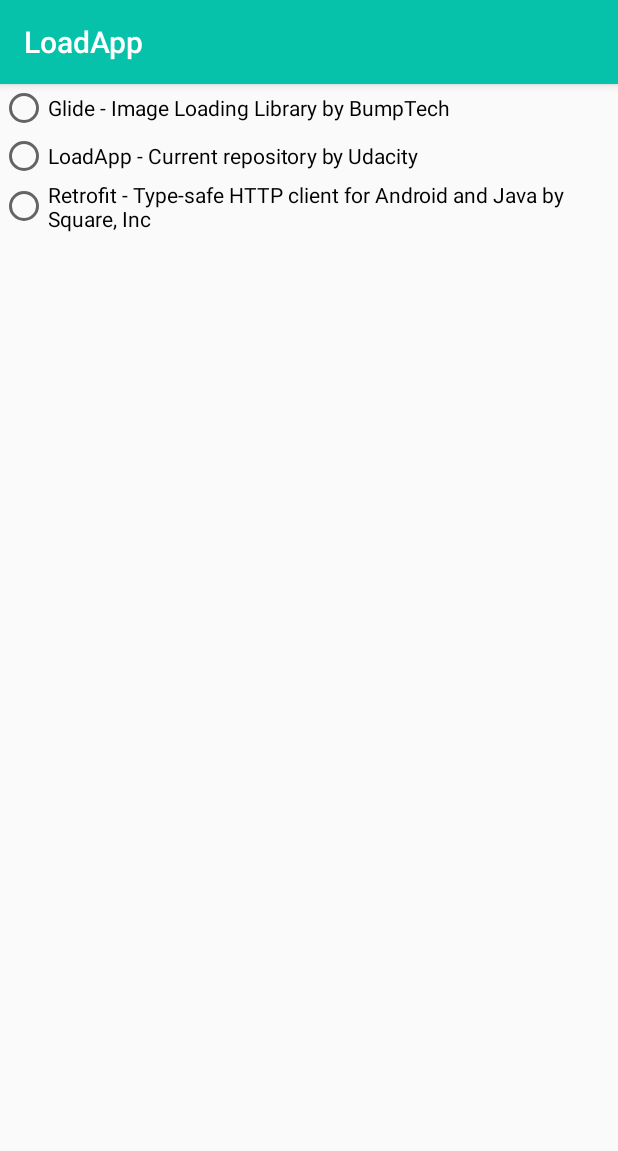
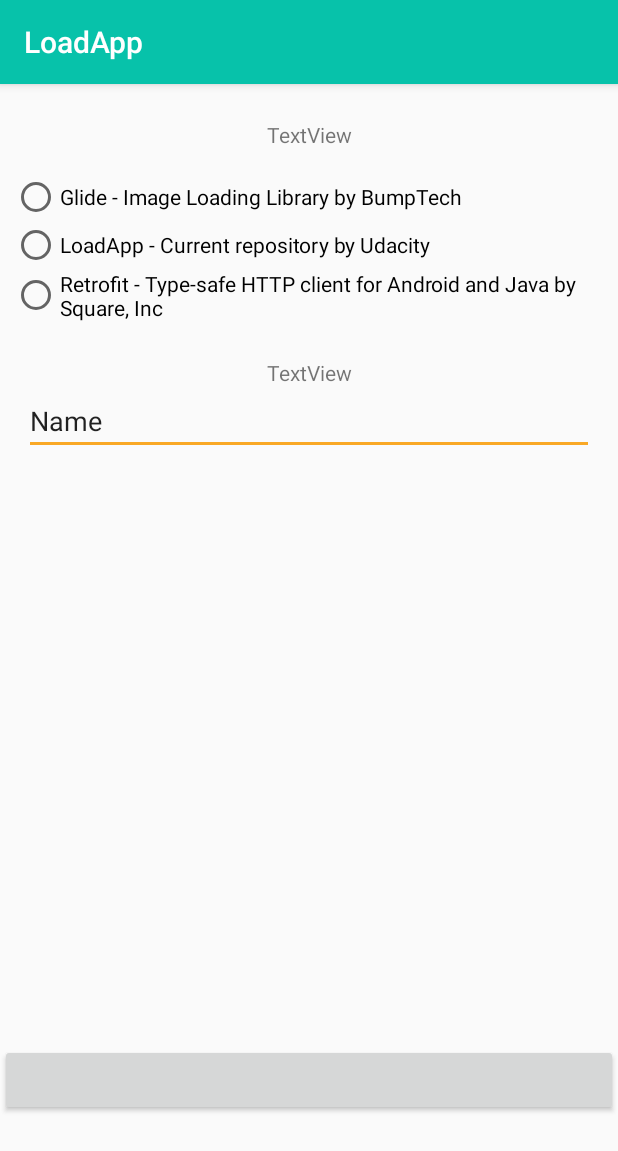
Before and after one commit to FAdiGabriele/thirdUdacityProject, an Android app: the screen it shows after launch (MainActivity), after a tap on an icon or button, on a phone screen of 412 x 824 dp. Shown: the top 1151 px of the screen. Run offline under Robolectric (Android 15) with nearby library versions, the phone set to English and light mode, and no system bars; our stand-ins replace data binding.

Commit message:
working on download

```diff
--- a/app/src/main/java/com/udacity/MainActivity.kt
+++ b/app/src/main/java/com/udacity/MainActivity.kt
@@ -9,10 +9,19 @@ import android.content.Intent
 import android.content.IntentFilter
 import android.net.Uri
 import android.os.Bundle
+import android.widget.Toast
 import androidx.appcompat.app.AppCompatActivity
 import androidx.core.app.NotificationCompat
 import androidx.core.content.ContextCompat
-import com.udacity.Constants.URL
+import com.udacity.Constants.download_link_glide
+import com.udacity.Constants.download_link_loadapp
+import com.udacity.Constants.download_link_retrofit
+import com.udacity.Constants.download_name_glide
+import com.udacity.Constants.download_name_loadapp
+import com.udacity.Constants.download_name_retrofit
+import com.udacity.Constants.selected_glide
+import com.udacity.Constants.selected_loadapp
+import com.udacity.Constants.selected_retrofit
 import com.udacity.databinding.ActivityMainBinding
 
 
@@ -20,11 +29,12 @@ class MainActivity : AppCompatActivity() {
 
     private var downloadID: Long = 0
 
-
-    private lateinit var  binding : ActivityMainBinding
+    private lateinit var binding : ActivityMainBinding
     private lateinit var notificationManager: NotificationManager
     private lateinit var pendingIntent: PendingIntent
     private lateinit var action: NotificationCompat.Action
+    private var url = ""
+    private var name = ""
 
     override fun onCreate(savedInstanceState: Bundle?) {
         super.onCreate(savedInstanceState)
@@ -37,15 +47,41 @@ class MainActivity : AppCompatActivity() {
             NotificationManager::class.java
         ) as NotificationManager
 
-        notificationManager.sendNotification(
-            "ricchio",
-            this
-        )
+        binding.contentLayout.nani.setOnClickListener {
+           manageDownload()
+        }
+
+        binding.contentLayout.radioGroup.setOnCheckedChangeListener { group, checkedId ->
+
+            /*
+            When the user select some radioButton it disable the ediText that
+            allow to write a custom link and I clean it for avoid confusing
+             */
+            binding.contentLayout.customLink.setText("")
+            binding.contentLayout.customLink.isEnabled = false
+            when(checkedId) {
+                selected_glide -> {
+                    url = download_link_glide
+                    name = download_name_glide
+                }
+                selected_loadapp -> {
+                    url = download_link_loadapp
+                    name = download_name_loadapp
+                }
+                selected_retrofit -> {
+                    url = download_link_retrofit
+                    name = download_name_retrofit
+                }
+            }
+        }
 
         registerReceiver(receiver, IntentFilter(DownloadManager.ACTION_DOWNLOAD_COMPLETE))
 
         binding.contentLayout.customButton.setOnClickListener {
-            download()
+            //TODO: manage animation when there isn't internet
+            //TODO: manage animation
+            //TODO: bring here the code of nani button and delete it
+          //  download()
         }
     }
 
@@ -55,10 +91,18 @@ class MainActivity : AppCompatActivity() {
         }
     }
 
-    private fun download() {
+    private fun download(url: String, title : String) {
+        notificationManager.sendNotification(
+            "ricchio",
+            this
+        )
+        /*
+        I haven't managed the case where the device is without internet connection
+        because I see that the download start automatically when internet return
+         */
         val request =
-            DownloadManager.Request(Uri.parse(URL))
-                .setTitle(getString(R.string.app_name))
+            DownloadManager.Request(Uri.parse(url))
+                .setTitle(title)
                 .setDescription(getString(R.string.app_description))
                 .setRequiresCharging(false)
                 .setAllowedOverMetered(true)
@@ -70,4 +114,21 @@ class MainActivity : AppCompatActivity() {
 
     }
 
+    private fun manageDownload(){
+        when{
+            /*
+            If uri is populated i know that a radio button is clicked or the editText is compiled
+             */
+            url.isNotBlank() -> {
+                download(url, name)
+            }
+            url.isBlank() && binding.contentLayout.customLink.text.toString().isNotBlank() -> {
+                download(binding.contentLayout.customLink.text.toString(), getString(R.string.custom_download))
+            }
+            else ->{
+                Toast.makeText(this, resources.getString(R.string.error_toast_message), Toast.LENGTH_SHORT).show()
+            }
+        }
+    }
+
 }
--- a/app/src/main/res/layout/content_main.xml
+++ b/app/src/main/res/layout/content_main.xml
@@ -11,13 +11,29 @@
         tools:context=".MainActivity"
         tools:showIn="@layout/activity_main">
 
-        <RadioGroup
+        <TextView
+            android:id="@+id/textView"
             android:layout_width="0dp"
-            android:layout_height="0dp"
-            app:layout_constraintBottom_toTopOf="@+id/custom_button"
+            android:layout_height="wrap_content"
+            android:layout_marginStart="16dp"
+            android:layout_marginTop="24dp"
+            android:layout_marginEnd="16dp"
+            android:gravity="center"
+            android:text="TextView"
             app:layout_constraintEnd_toEndOf="parent"
             app:layout_constraintStart_toStartOf="parent"
-            app:layout_constraintTop_toTopOf="parent" >
+            app:layout_constraintTop_toTopOf="parent" />
+
+        <RadioGroup
+            android:id="@+id/radio_group"
+            android:layout_width="0dp"
+            android:layout_height="wrap_content"
+            android:layout_marginStart="8dp"
+            android:layout_marginTop="16dp"
+            android:layout_marginEnd="16dp"
+            app:layout_constraintEnd_toEndOf="parent"
+            app:layout_constraintStart_toStartOf="parent"
+            app:layout_constraintTop_toBottomOf="@+id/textView">
 
             <RadioButton
                 android:id="@+id/glide_radio_button"
@@ -38,6 +54,32 @@
                 android:text="@string/retrofit_radio_text" />
         </RadioGroup>
 
+        <TextView
+            android:id="@+id/textView2"
+            android:layout_width="0dp"
+            android:layout_height="wrap_content"
+            android:layout_marginStart="16dp"
+            android:layout_marginTop="24dp"
+            android:layout_marginEnd="16dp"
+            android:gravity="center"
+            android:text="TextView"
+            app:layout_constraintEnd_toEndOf="parent"
+            app:layout_constraintStart_toStartOf="parent"
+            app:layout_constraintTop_toBottomOf="@+id/radio_group" />
+
+        <EditText
+            android:id="@+id/custom_link"
+            android:layout_width="0dp"
+            android:layout_height="wrap_content"
+            android:layout_marginStart="16dp"
+            android:layout_marginEnd="16dp"
+            android:ems="10"
+            android:inputType="textPersonName"
+            android:text="Name"
+            app:layout_constraintEnd_toEndOf="parent"
+            app:layout_constraintStart_toStartOf="parent"
+            app:layout_constraintTop_toBottomOf="@+id/textView2" />
+
         <com.udacity.uicomponent.LoadingButton
             android:id="@+id/custom_button"
             android:layout_width="0dp"
@@ -47,5 +89,13 @@
             app:layout_constraintEnd_toEndOf="parent"
             app:layout_constraintStart_toStartOf="parent" />
 
+        <Button
+            android:id="@+id/nani"
+            android:layout_width="0dp"
+            android:layout_height="wrap_content"
+            app:layout_constraintBottom_toTopOf="@+id/custom_button"
+            app:layout_constraintEnd_toEndOf="parent"
+            app:layout_constraintStart_toStartOf="parent" />
+
     </androidx.constraintlayout.widget.ConstraintLayout>
 </layout>
--- a/app/src/main/res/values/strings.xml
+++ b/app/src/main/res/values/strings.xml
@@ -2,6 +2,7 @@
     <string name="app_name">LoadApp</string>
     <string name="app_description">Download files from Internet</string>
     <string name="action_settings">Settings</string>
+    <string name="custom_download">CustomDownloadFIle</string>
 
     <string name="glide_radio_text">Glide - Image Loading Library by BumpTech</string>
     <string name="loadapp_radio_text">LoadApp - Current repository by Udacity</string>
--- a/app/src/main/res/values/styles.xml
+++ b/app/src/main/res/values/styles.xml
@@ -17,4 +17,7 @@
 
     <style name="AppTheme.PopupOverlay" parent="ThemeOverlay.AppCompat.Light" />
 
+    <style name="LabelTextAppareance">
+
+    </style>
 </resources>
```
Also changed, not shown: app/src/main/java/com/udacity/Constants.kt (+10 -0 lines).
